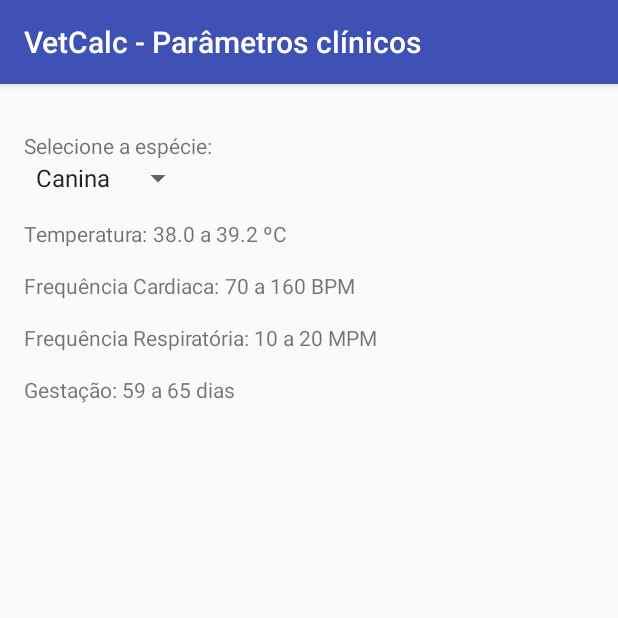
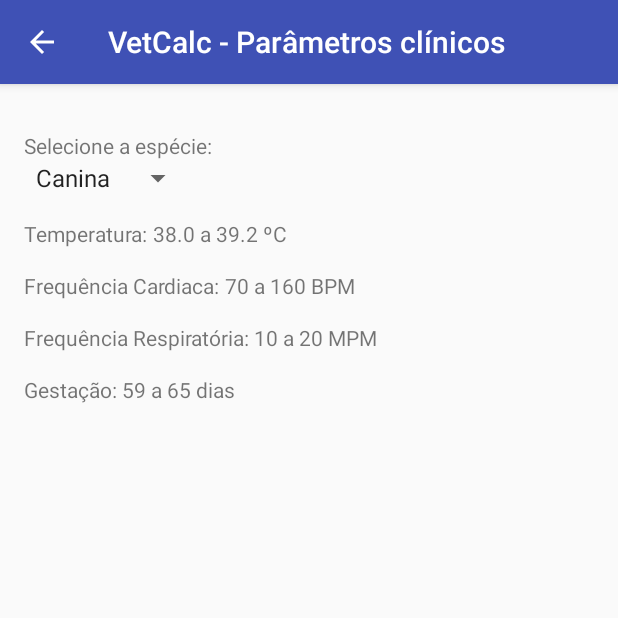
Before and after one commit to petvetbr/VetCalc, an Android app: the screen it shows after launch (DadosClinicosActivity before the commit, ParametrosClinicos2 after it), in the options menu, after a tap on "Parâmetros clínicos", on a phone screen of 412 x 824 dp, the top half of it. Run offline under Robolectric (Android 15) with nearby library versions, the phone set to English and light mode, and no system bars; 2 statements that could not run were skipped.

Commit message:
fragmentoClinico

```diff
--- a/app/build.gradle
+++ b/app/build.gradle
@@ -24,4 +24,6 @@ dependencies {
     testCompile 'junit:junit:4.12'
     compile 'com.android.support:appcompat-v7:23.2.1'
     compile 'com.android.support:design:23.2.1'
+    compile 'com.android.support:support-v4:23.2.1'
+    compile 'com.google.android.gms:play-services:8.4.0'
 }
--- a/app/src/main/java/br/blog/fbastos/vetcalc/MainActivity.java
+++ b/app/src/main/java/br/blog/fbastos/vetcalc/MainActivity.java
@@ -1,6 +1,7 @@
 package br.blog.fbastos.vetcalc;
 
 import android.content.Intent;
+import android.net.Uri;
 import android.os.Bundle;
 import android.support.v7.app.AppCompatActivity;
 import android.support.v7.widget.Toolbar;
@@ -120,8 +121,11 @@ public class MainActivity extends AppCompatActivity {
             startActivity(i);
         }
         if (id == R.id.action_dadosClinicos) {
-            Intent i = new Intent(getApplicationContext(), DadosClinicosActivity.class);
+            Intent i = new Intent(getApplicationContext(), ParametrosClinicos2.class);
             startActivity(i);
+
+//            Intent i = new Intent(getApplicationContext(), DadosClinicosActivity.class);
+//            startActivity(i);
         }
         return super.onOptionsItemSelected(item);
     }
@@ -129,4 +133,10 @@ public class MainActivity extends AppCompatActivity {
     public boolean onPesoChange() {
         return false;
     }
+
+    public interface OnFragmentInteractionListener {
+
+        void onFragmentInteraction(Uri uri);
+    }
+
 }
--- /dev/null
+++ b/app/src/main/java/br/blog/fbastos/vetcalc/ParametrosClinicos2.java
@@ -0,0 +1,20 @@
+package br.blog.fbastos.vetcalc;
+
+import android.os.Bundle;
+import android.support.v7.app.AppCompatActivity;
+import android.support.v7.widget.Toolbar;
+
+public class ParametrosClinicos2 extends AppCompatActivity {
+
+    @Override
+    protected void onCreate(Bundle savedInstanceState) {
+        super.onCreate(savedInstanceState);
+        setContentView(R.layout.activity_parametros_clinicos2);
+        Toolbar toolbar = (Toolbar) findViewById(R.id.toolbar);
+        setSupportActionBar(toolbar);
+        setTitle("VetCalc - Parâmetros clínicos");
+
+        getSupportActionBar().setDisplayHomeAsUpEnabled(true);
+    }
+
+}
--- /dev/null
+++ b/app/src/main/java/br/blog/fbastos/vetcalc/ParametrosClinicos2Fragment.java
@@ -0,0 +1,68 @@
+package br.blog.fbastos.vetcalc;
+
+import android.os.Bundle;
+import android.support.v4.app.Fragment;
+import android.view.LayoutInflater;
+import android.view.View;
+import android.view.ViewGroup;
+import android.widget.AdapterView;
+import android.widget.ArrayAdapter;
+import android.widget.Spinner;
+import android.widget.TextView;
+
+/**
+ * A placeholder fragment containing a simple view.
+ */
+public class ParametrosClinicos2Fragment extends Fragment {
+
+    public ParametrosClinicos2Fragment() {
+    }
+
+    @Override
+    public View onCreateView(LayoutInflater inflater, ViewGroup container,
+                             Bundle savedInstanceState) {
+        View v = inflater.inflate(R.layout.fragment_parametros_clinicos2, container, false);
+
+
+        final TextView txFc = (TextView) v.findViewById(R.id.textFC);
+        final TextView txTemp = (TextView) v.findViewById(R.id.textTemp);
+        final TextView txFr = (TextView) v.findViewById(R.id.textFR);
+        final TextView txGestacao = (TextView) v.findViewById(R.id.textGestacao);
+
+
+        final Spinner spinner = (Spinner) v.findViewById(R.id.spinnerEspecies);
+        // Create an ArrayAdapter using the string array and a default spinner layout
+        ArrayAdapter<CharSequence> adapter = ArrayAdapter.createFromResource(this.getActivity(),
+                R.array.especies_array, android.R.layout.simple_spinner_item);
+        // Specify the layout to use when the list of choices appears
+        adapter.setDropDownViewResource(android.R.layout.simple_spinner_dropdown_item);
+        // Apply the adapter to the spinner
+        spinner.setAdapter(adapter);
+        spinner.setOnItemSelectedListener(new AdapterView.OnItemSelectedListener() {
+            @Override
+            public void onItemSelected(AdapterView<?> parent, View view, int pos, long id) {
+                String nomeEspecie = spinner.getSelectedItem().toString();
+                Animal especie = Config.getEspecies().get(nomeEspecie);
+                if (especie == null) {
+                    onNothingSelected(parent);
+                    return;
+                }
+                txFc.setText(String.format("%1$.0f a %2$.0f BPM", especie.getFc().getMin(), especie.getFc().getMax()));
+                txTemp.setText(String.format("%1$.1f a %2$.1f ºC", especie.getTemp().getMin(), especie.getTemp().getMax()));
+                txFr.setText(String.format("%1$.0f a %2$.0f MPM", especie.getFr().getMin(), especie.getFr().getMax()));
+                txGestacao.setText(String.format("%1$.0f a %2$.0f dias", especie.getGestacao().getMin(), especie.getGestacao().getMax()));
+            }
+
+            @Override
+            public void onNothingSelected(AdapterView<?> parent) {
+                String empty = "";
+                txFc.setText(empty);
+                txTemp.setText(empty);
+                txFr.setText(empty);
+                txGestacao.setText(empty);
+            }
+        });
+
+        return v;
+    }
+}
--- /dev/null
+++ b/app/src/main/java/layout/PartoFragment.java
@@ -0,0 +1,30 @@
+package layout;
+
+
+import android.os.Bundle;
+import android.support.v4.app.Fragment;
+import android.view.LayoutInflater;
+import android.view.View;
+import android.view.ViewGroup;
+
+import br.blog.fbastos.vetcalc.R;
+
+/**
+ * A simple {@link Fragment} subclass.
+ */
+public class PartoFragment extends Fragment {
+
+
+    public PartoFragment() {
+        // Required empty public constructor
+    }
+
+
+    @Override
+    public View onCreateView(LayoutInflater inflater, ViewGroup container,
+                             Bundle savedInstanceState) {
+        // Inflate the layout for this fragment
+        return inflater.inflate(R.layout.fragment_parto, container, false);
+    }
+
+}
--- /dev/null
+++ b/app/src/main/res/layout/activity_parametros_clinicos2.xml
@@ -0,0 +1,26 @@
+<?xml version="1.0" encoding="utf-8"?>
+<android.support.design.widget.CoordinatorLayout xmlns:android="http://schemas.android.com/apk/res/android"
+    xmlns:app="http://schemas.android.com/apk/res-auto"
+    xmlns:tools="http://schemas.android.com/tools"
+    android:layout_width="match_parent"
+    android:layout_height="match_parent"
+    android:fitsSystemWindows="true"
+    tools:context="br.blog.fbastos.vetcalc.ParametrosClinicos2">
+
+    <android.support.design.widget.AppBarLayout
+        android:layout_width="match_parent"
+        android:layout_height="wrap_content"
+        android:theme="@style/AppTheme.AppBarOverlay">
+
+        <android.support.v7.widget.Toolbar
+            android:id="@+id/toolbar"
+            android:layout_width="match_parent"
+            android:layout_height="?attr/actionBarSize"
+            android:background="?attr/colorPrimary"
+            app:popupTheme="@style/AppTheme.PopupOverlay" />
+
+    </android.support.design.widget.AppBarLayout>
+
+    <include layout="@layout/content_parametros_clinicos2" />
+
+</android.support.design.widget.CoordinatorLayout>
--- a/app/src/main/res/layout/content_main.xml
+++ b/app/src/main/res/layout/content_main.xml
@@ -13,6 +13,7 @@
     app:layout_behavior="@string/appbar_scrolling_view_behavior"
     tools:context="br.blog.fbastos.vetcalc.MainActivity"
     tools:showIn="@layout/activity_main">
+
 
     <ScrollView
         android:layout_width="match_parent"
@@ -201,5 +202,7 @@
     </LinearLayout>
 
         </LinearLayout>
+
+
     </ScrollView>
 </LinearLayout>
--- /dev/null
+++ b/app/src/main/res/layout/content_parametros_clinicos2.xml
@@ -0,0 +1,9 @@
+<fragment xmlns:android="http://schemas.android.com/apk/res/android"
+    xmlns:app="http://schemas.android.com/apk/res-auto"
+    xmlns:tools="http://schemas.android.com/tools"
+    android:id="@+id/fragment"
+    android:name="br.blog.fbastos.vetcalc.ParametrosClinicos2Fragment"
+    android:layout_width="match_parent"
+    android:layout_height="match_parent"
+    app:layout_behavior="@string/appbar_scrolling_view_behavior"
+    tools:layout="@layout/fragment_parametros_clinicos2" />
--- /dev/null
+++ b/app/src/main/res/layout/fragment_parametros_clinicos2.xml
@@ -0,0 +1,124 @@
+<RelativeLayout xmlns:android="http://schemas.android.com/apk/res/android"
+    xmlns:tools="http://schemas.android.com/tools"
+    android:layout_width="match_parent"
+    android:layout_height="match_parent"
+    android:paddingBottom="@dimen/activity_vertical_margin"
+    android:paddingLeft="@dimen/activity_horizontal_margin"
+    android:paddingRight="@dimen/activity_horizontal_margin"
+    android:paddingTop="@dimen/activity_vertical_margin"
+    tools:context="br.blog.fbastos.vetcalc.ParametrosClinicos2Fragment"
+    tools:showIn="@layout/activity_parametros_clinicos2">
+
+    <ScrollView
+        android:id="@+id/scrollView"
+        android:layout_width="wrap_content"
+        android:layout_height="wrap_content">
+
+
+        <LinearLayout
+            android:layout_width="match_parent"
+            android:layout_height="match_parent"
+            android:orientation="vertical">
+
+            <LinearLayout
+                android:layout_width="wrap_content"
+                android:layout_height="wrap_content"
+                android:layout_marginTop="15dp"
+                android:orientation="horizontal">
+
+                <TextView
+                    android:layout_width="wrap_content"
+                    android:layout_height="wrap_content"
+                    android:text="Selecione a espécie: " />
+
+            </LinearLayout>
+
+            <LinearLayout
+                android:layout_width="wrap_content"
+                android:layout_height="wrap_content"
+                android:orientation="horizontal">
+
+                <Spinner
+                    android:id="@+id/spinnerEspecies"
+                    android:layout_width="wrap_content"
+                    android:layout_height="wrap_content"
+                    android:spinnerMode="dropdown" />
+            </LinearLayout>
+
+
+            <LinearLayout
+                android:layout_width="wrap_content"
+                android:layout_height="wrap_content"
+                android:layout_marginTop="15dp"
+                android:orientation="horizontal">
+
+                <TextView
+                    android:layout_width="wrap_content"
+                    android:layout_height="wrap_content"
+                    android:text="Temperatura: " />
+
+                <TextView
+                    android:id="@+id/textTemp"
+                    android:layout_width="wrap_content"
+                    android:layout_height="wrap_content" />
+
+            </LinearLayout>
+
+            <LinearLayout
+                android:layout_width="wrap_content"
+                android:layout_height="wrap_content"
+                android:layout_marginTop="15dp"
+                android:orientation="horizontal">
+
+                <TextView
+                    android:layout_width="wrap_content"
+                    android:layout_height="wrap_content"
+                    android:text="Frequência Cardiaca: " />
+
+                <TextView
+                    android:id="@+id/textFC"
+                    android:layout_width="wrap_content"
+                    android:layout_height="wrap_content" />
+
+            </LinearLayout>
+
+            <LinearLayout
+                android:layout_width="wrap_content"
+                android:layout_height="wrap_content"
+                android:layout_marginTop="15dp"
+                android:orientation="horizontal">
+
+                <TextView
+                    android:layout_width="wrap_content"
+                    android:layout_height="wrap_content"
+                    android:text="Frequência Respiratória: " />
+
+                <TextView
+                    android:id="@+id/textFR"
+                    android:layout_width="wrap_content"
+                    android:layout_height="wrap_content" />
+
+            </LinearLayout>
+
+
+            <LinearLayout
+                android:layout_width="wrap_content"
+                android:layout_height="wrap_content"
+                android:layout_marginTop="15dp"
+                android:orientation="horizontal">
+
+                <TextView
+                    android:layout_width="wrap_content"
+                    android:layout_height="wrap_content"
+                    android:text="Gestação: " />
+
+                <TextView
+                    android:id="@+id/textGestacao"
+                    android:layout_width="wrap_content"
+                    android:layout_height="wrap_content" />
+
+            </LinearLayout>
+        </LinearLayout>
+    </ScrollView>
+
+</RelativeLayout>
--- /dev/null
+++ b/app/src/main/res/layout/fragment_parto.xml
@@ -0,0 +1,13 @@
+<FrameLayout xmlns:android="http://schemas.android.com/apk/res/android"
+    xmlns:tools="http://schemas.android.com/tools"
+    android:layout_width="match_parent"
+    android:layout_height="match_parent"
+    tools:context="layout.PartoFragment">
+
+    <!-- TODO: Update blank fragment layout -->
+    <TextView
+        android:layout_width="match_parent"
+        android:layout_height="match_parent"
+        android:text="@string/hello_blank_fragment" />
+
+</FrameLayout>
--- /dev/null
+++ b/app/src/main/res/menu/menu_parametros_clinicos2.xml
@@ -0,0 +1,10 @@
+<menu xmlns:android="http://schemas.android.com/apk/res/android"
+    xmlns:app="http://schemas.android.com/apk/res-auto"
+    xmlns:tools="http://schemas.android.com/tools"
+    tools:context="br.blog.fbastos.vetcalc.ParametrosClinicos2">
+    <item
+        android:id="@+id/action_settings"
+        android:orderInCategory="100"
+        android:title="@string/action_settings"
+        app:showAsAction="never" />
+</menu>
--- a/app/src/main/res/values/strings.xml
+++ b/app/src/main/res/values/strings.xml
@@ -25,4 +25,8 @@
     <string name="data_parto">Data parto</string>
     <string name="title_activity_prenhez">PrenhezActivity</string>
     <string name="title_activity_dados_clinicos">DadosClinicosActivity</string>
+    <string name="title_activity_parametros_clinicos2">ParametrosClinicos2</string>
+
+    <!-- TODO: Remove or change this placeholder text -->
+    <string name="hello_blank_fragment">Hello blank fragment</string>
 </resources>
```
Also changed, not shown: app/src/main/AndroidManifest.xml (+13 -1 lines).
